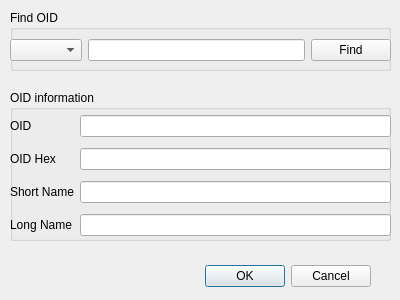
The window that BerViewer/oid_info_dlg.ui (jykim74/BerEditor) describes before a commit, drawn with Qt 5.
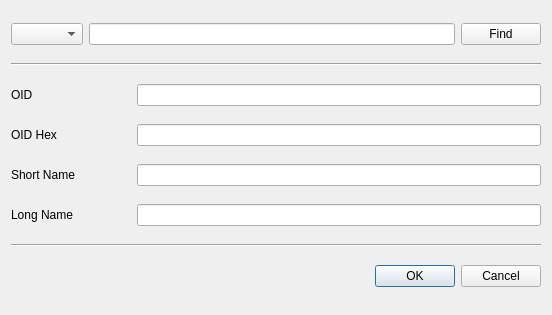
The same window after the commit.

```diff
--- a/BerViewer/oid_info_dlg.ui
+++ b/BerViewer/oid_info_dlg.ui
@@ -6,58 +6,50 @@
    <rect>
     <x>0</x>
     <y>0</y>
-    <width>400</width>
-    <height>300</height>
+    <width>552</width>
+    <height>315</height>
    </rect>
   </property>
   <property name="windowTitle">
    <string>Dialog</string>
   </property>
-  <widget class="QDialogButtonBox" name="buttonBox">
-   <property name="geometry">
-    <rect>
-     <x>30</x>
-     <y>260</y>
-     <width>341</width>
-     <height>32</height>
-    </rect>
-   </property>
-   <property name="orientation">
-    <enum>Qt::Horizontal</enum>
-   </property>
-   <property name="standardButtons">
-    <set>QDialogButtonBox::Cancel|QDialogButtonBox::Ok</set>
-   </property>
-  </widget>
-  <widget class="QGroupBox" name="groupBox">
-   <property name="geometry">
-    <rect>
-     <x>10</x>
-     <y>10</y>
-     <width>381</width>
-     <height>61</height>
-    </rect>
-   </property>
-   <property name="title">
-    <string>Find OID</string>
-   </property>
-   <widget class="QWidget" name="gridLayoutWidget_2">
-    <property name="geometry">
-     <rect>
-      <x>0</x>
-      <y>20</y>
-      <width>381</width>
-      <height>41</height>
-     </rect>
-    </property>
-    <layout class="QGridLayout" name="gridLayout_2">
-     <item row="0" column="0">
+  <layout class="QGridLayout" name="gridLayout">
+   <item row="3" column="0">
+    <layout class="QHBoxLayout" name="horizontalLayout_4">
+     <item>
+      <widget class="QLabel" name="label_2">
+       <property name="minimumSize">
+        <size>
+         <width>120</width>
+         <height>0</height>
+        </size>
+       </property>
+       <property name="text">
+        <string>OID Hex</string>
+       </property>
+      </widget>
+     </item>
+     <item>
+      <widget class="QLineEdit" name="mOIDHexText"/>
+     </item>
+    </layout>
+   </item>
+   <item row="0" column="0">
+    <layout class="QHBoxLayout" name="horizontalLayout">
+     <item>
       <widget class="QComboBox" name="mInputTypeCombo"/>
      </item>
-     <item row="0" column="1">
-      <widget class="QLineEdit" name="mInputText"/>
+     <item>
+      <widget class="QLineEdit" name="mInputText">
+       <property name="minimumSize">
+        <size>
+         <width>240</width>
+         <height>0</height>
+        </size>
+       </property>
+      </widget>
      </item>
-     <item row="0" column="2">
+     <item>
       <widget class="QPushButton" name="mFindBtn">
        <property name="text">
         <string>Find</string>
@@ -65,73 +57,109 @@
       </widget>
      </item>
     </layout>
-   </widget>
-  </widget>
-  <widget class="QGroupBox" name="groupBox_2">
-   <property name="geometry">
-    <rect>
-     <x>10</x>
-     <y>90</y>
-     <width>381</width>
-     <height>151</height>
-    </rect>
-   </property>
-   <property name="title">
-    <string>OID information</string>
-   </property>
-   <widget class="QWidget" name="gridLayoutWidget">
-    <property name="geometry">
-     <rect>
-      <x>0</x>
-      <y>20</y>
-      <width>381</width>
-      <height>131</height>
-     </rect>
-    </property>
-    <layout class="QGridLayout" name="gridLayout">
-     <item row="0" column="0">
+   </item>
+   <item row="2" column="0">
+    <layout class="QHBoxLayout" name="horizontalLayout_3">
+     <item>
       <widget class="QLabel" name="label">
+       <property name="minimumSize">
+        <size>
+         <width>120</width>
+         <height>0</height>
+        </size>
+       </property>
        <property name="text">
         <string>OID</string>
        </property>
       </widget>
      </item>
-     <item row="3" column="0">
-      <widget class="QLabel" name="label_4">
-       <property name="text">
-        <string>Long Name</string>
-       </property>
-      </widget>
+     <item>
+      <widget class="QLineEdit" name="mOIDText"/>
      </item>
-     <item row="2" column="0">
+    </layout>
+   </item>
+   <item row="4" column="0">
+    <layout class="QHBoxLayout" name="horizontalLayout_5">
+     <item>
       <widget class="QLabel" name="label_3">
+       <property name="minimumSize">
+        <size>
+         <width>120</width>
+         <height>0</height>
+        </size>
+       </property>
        <property name="text">
         <string>Short Name</string>
        </property>
       </widget>
      </item>
-     <item row="1" column="0">
-      <widget class="QLabel" name="label_2">
-       <property name="text">
-        <string>OID Hex</string>
-       </property>
-      </widget>
-     </item>
-     <item row="0" column="1">
-      <widget class="QLineEdit" name="mOIDText"/>
-     </item>
-     <item row="1" column="1">
-      <widget class="QLineEdit" name="mOIDHexText"/>
-     </item>
-     <item row="2" column="1">
+     <item>
       <widget class="QLineEdit" name="mSNText"/>
      </item>
-     <item row="3" column="1">
+    </layout>
+   </item>
+   <item row="6" column="0">
+    <widget class="Line" name="line">
+     <property name="orientation">
+      <enum>Qt::Horizontal</enum>
+     </property>
+    </widget>
+   </item>
+   <item row="7" column="0">
+    <layout class="QHBoxLayout" name="horizontalLayout_2">
+     <item>
+      <spacer name="horizontalSpacer">
+       <property name="orientation">
+        <enum>Qt::Horizontal</enum>
+       </property>
+       <property name="sizeHint" stdset="0">
+        <size>
+         <width>40</width>
+         <height>20</height>
+        </size>
+       </property>
+      </spacer>
+     </item>
+     <item>
+      <widget class="QDialogButtonBox" name="buttonBox">
+       <property name="orientation">
+        <enum>Qt::Horizontal</enum>
+       </property>
+       <property name="standardButtons">
+        <set>QDialogButtonBox::Cancel|QDialogButtonBox::Ok</set>
+       </property>
+      </widget>
+     </item>
+    </layout>
+   </item>
+   <item row="1" column="0">
+    <widget class="Line" name="line_2">
+     <property name="orientation">
+      <enum>Qt::Horizontal</enum>
+     </property>
+    </widget>
+   </item>
+   <item row="5" column="0">
+    <layout class="QHBoxLayout" name="horizontalLayout_6">
+     <item>
+      <widget class="QLabel" name="label_4">
+       <property name="minimumSize">
+        <size>
+         <width>120</width>
+         <height>0</height>
+        </size>
+       </property>
+       <property name="text">
+        <string>Long Name</string>
+       </property>
+      </widget>
+     </item>
+     <item>
       <widget class="QLineEdit" name="mLNText"/>
      </item>
     </layout>
-   </widget>
-  </widget>
+   </item>
+  </layout>
  </widget>
  <resources/>
  <connections>
```
